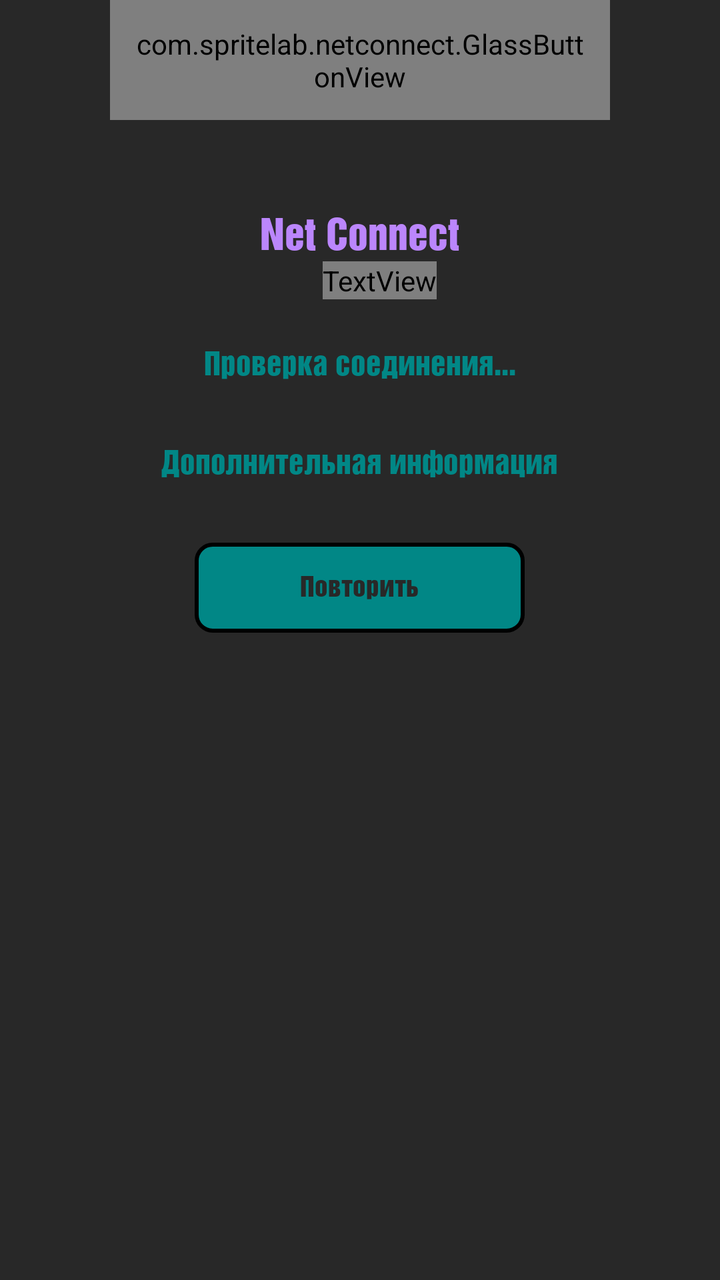
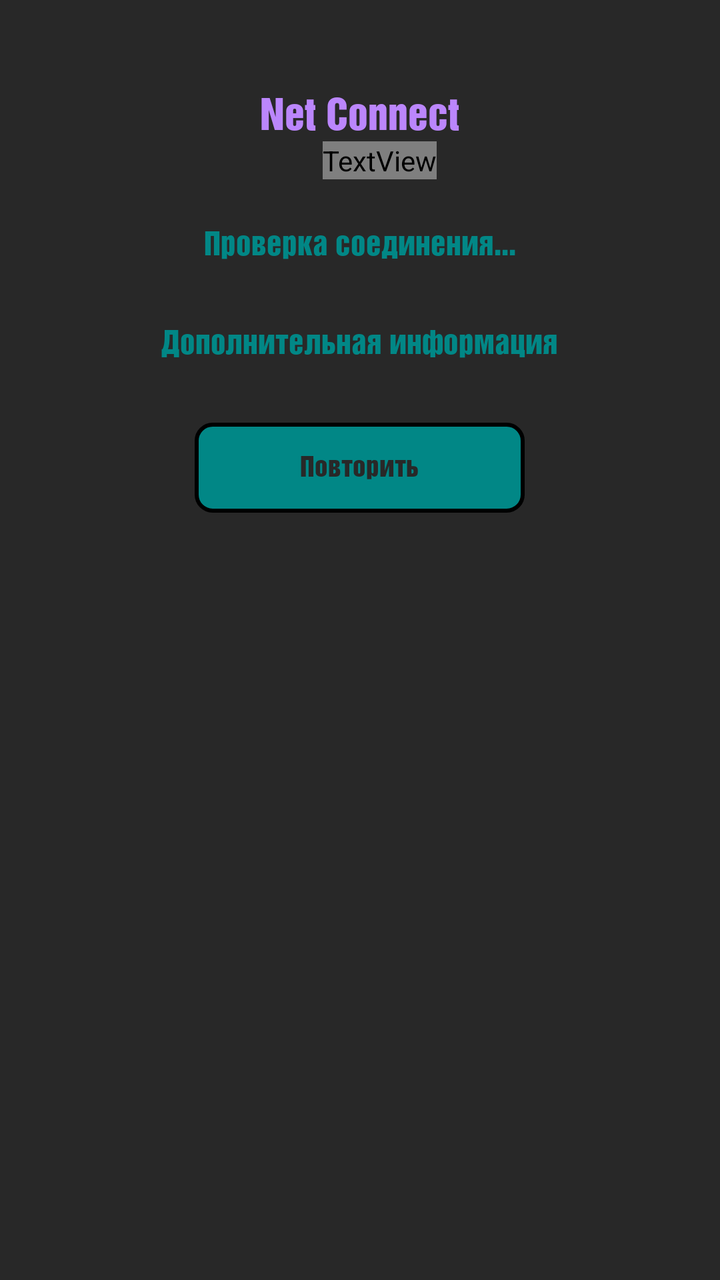

Compare the two renders of this Android layout. The source of the first and the diff that turns it into the second are given below.
<!-- AndroidManifest.xml: activity theme Theme.NetConnect -->
<!-- res/layout/activity_main.xml -->
<?xml version="1.0" encoding="utf-8"?>
<LinearLayout xmlns:android="http://schemas.android.com/apk/res/android"
    xmlns:app="http://schemas.android.com/apk/res-auto"
    xmlns:tools="http://schemas.android.com/tools"
    android:layout_width="match_parent"
    android:layout_height="match_parent"
    android:background="@color/gray"
    android:orientation="vertical">

    <com.spritelab.netconnect.GlassButtonView
        android:layout_width="250dp"
        android:layout_height="60dp"
        android:layout_gravity="center"
        android:padding="10dp">

        <Button
            android:layout_width="match_parent"
            android:layout_height="match_parent"
            android:text="Glass Button"
            android:textColor="#FFFFFF"
            android:textSize="18sp"
            android:background="@android:color/transparent"
            android:shadowColor="#80000000"
            android:shadowDx="1"
            android:shadowDy="1"
            android:shadowRadius="2"/>
    </com.spritelab.netconnect.GlassButtonView>

    <ScrollView
        android:layout_width="match_parent"
        android:layout_height="match_parent"
        android:layout_marginTop="45dp"
        android:layout_marginBottom="45dp">

        <LinearLayout
            android:layout_width="match_parent"
            android:layout_height="wrap_content"
            android:orientation="vertical">

            <TextView
                android:id="@+id/appName"
                android:layout_width="wrap_content"
                android:layout_height="wrap_content"
                android:layout_gravity="center"
                android:fontFamily="@font/helvetical"
                android:text="@string/app_name"
                android:textColor="@color/purple_200"
                android:textSize="20dp" />

            <TextView
                android:id="@+id/textView2"
                android:layout_width="wrap_content"
                android:layout_height="wrap_content"
                android:layout_gravity="center"
                android:layout_marginStart="10dp"
                android:layout_marginBottom="3dp"
                android:fontFamily="@font/montserrat_bold"
                android:text="by SpriteLab"
                android:textColor="@color/purple_200"
                android:textSize="8sp" />

            <TextView
                android:id="@+id/textLogs"
                android:layout_width="wrap_content"
                android:layout_height="wrap_content"
                android:layout_gravity="center"
                android:layout_marginTop="20dp"
                android:fontFamily="@font/helvetical"
                android:text="Проверка соединения..."
                android:textColor="@color/teal_700"
                android:textSize="15dp" />

            <androidx.recyclerview.widget.RecyclerView
                android:id="@+id/UrlListRec"
                android:layout_width="285dp"
                android:layout_height="wrap_content"
                android:layout_gravity="center"
                android:layout_marginTop="10dp"
                android:nestedScrollingEnabled="false"
                android:scrollbarAlwaysDrawHorizontalTrack="false"
                android:scrollbarAlwaysDrawVerticalTrack="false"
                android:scrollbars="none">

            </androidx.recyclerview.widget.RecyclerView>

            <TextView
                android:layout_width="wrap_content"
                android:layout_height="wrap_content"
                android:layout_gravity="center"
                android:layout_marginTop="20dp"
                android:fontFamily="@font/helvetical"
                android:text="Дополнительная информация"
                android:textColor="@color/teal_700"
                android:textSize="15dp" />

            <androidx.recyclerview.widget.RecyclerView
                android:id="@+id/InfoListRec"
                android:layout_width="285dp"
                android:layout_height="wrap_content"
                android:layout_gravity="center"
                android:layout_marginTop="10dp"
                android:nestedScrollingEnabled="false"
                android:scrollbarAlwaysDrawHorizontalTrack="false"
                android:scrollbarAlwaysDrawVerticalTrack="false"
                android:scrollbars="none">

            </androidx.recyclerview.widget.RecyclerView>

            <TextView
                android:id="@+id/reBtn"
                android:layout_width="165dp"
                android:layout_height="45dp"
                android:layout_gravity="center"
                android:layout_marginTop="20dp"
                android:background="@drawable/button"
                android:clickable="true"
                android:fontFamily="@font/helvetical"
                android:gravity="center"
                android:text="Повторить"
                android:textColor="@color/gray"
                android:textSize="13sp" />

        </LinearLayout>

    </ScrollView>

</LinearLayout>
<!-- resources referenced by this layout -->
<resources>
  <color name="gray">#282828</color>
  <color name="purple_200">#FFBB86FC</color>
  <color name="teal_700">#FF018786</color>
  <!-- drawable button (drawable) -->
  <?xml version="1.0" encoding="utf-8"?>
  <shape xmlns:android="http://schemas.android.com/apk/res/android"
      android:shape="rectangle">
  
      <solid android:color="@color/teal_700" />
  
      <stroke
          android:width="2dp"
          android:color="#000000" />
  
      <corners
          android:radius="8dp" />
  
  </shape>
  <string name="app_name">Net Connect</string>
  <style name="Theme.NetConnect" parent="Theme.MaterialComponents.DayNight.NoActionBar">
          
          <item name="colorPrimary">@color/purple_500</item>
          <item name="colorPrimaryVariant">@color/purple_700</item>
          <item name="colorOnPrimary">@color/white</item>
          
          <item name="colorSecondary">@color/teal_200</item>
          <item name="colorSecondaryVariant">@color/teal_700</item>
          <item name="colorOnSecondary">@color/black</item>
          
          <item name="android:statusBarColor">?attr/colorPrimaryVariant</item>
          
      </style>
  <color name="purple_500">#FF6200EE</color>
  <color name="purple_700">#FF3700B3</color>
  <color name="white">#FFFFFFFF</color>
  <color name="teal_200">#FF03DAC5</color>
  <color name="black">#FF000000</color>
</resources>

<!-- the commit's change to res/layout/activity_main.xml (unified diff, before → after) -->
@@ -6,25 +6,6 @@
     android:layout_height="match_parent"
     android:background="@color/gray"
     android:orientation="vertical">
-
-    <com.spritelab.netconnect.GlassButtonView
-        android:layout_width="250dp"
-        android:layout_height="60dp"
-        android:layout_gravity="center"
-        android:padding="10dp">
-
-        <Button
-            android:layout_width="match_parent"
-            android:layout_height="match_parent"
-            android:text="Glass Button"
-            android:textColor="#FFFFFF"
-            android:textSize="18sp"
-            android:background="@android:color/transparent"
-            android:shadowColor="#80000000"
-            android:shadowDx="1"
-            android:shadowDy="1"
-            android:shadowRadius="2"/>
-    </com.spritelab.netconnect.GlassButtonView>
 
     <ScrollView
         android:layout_width="match_parent"
